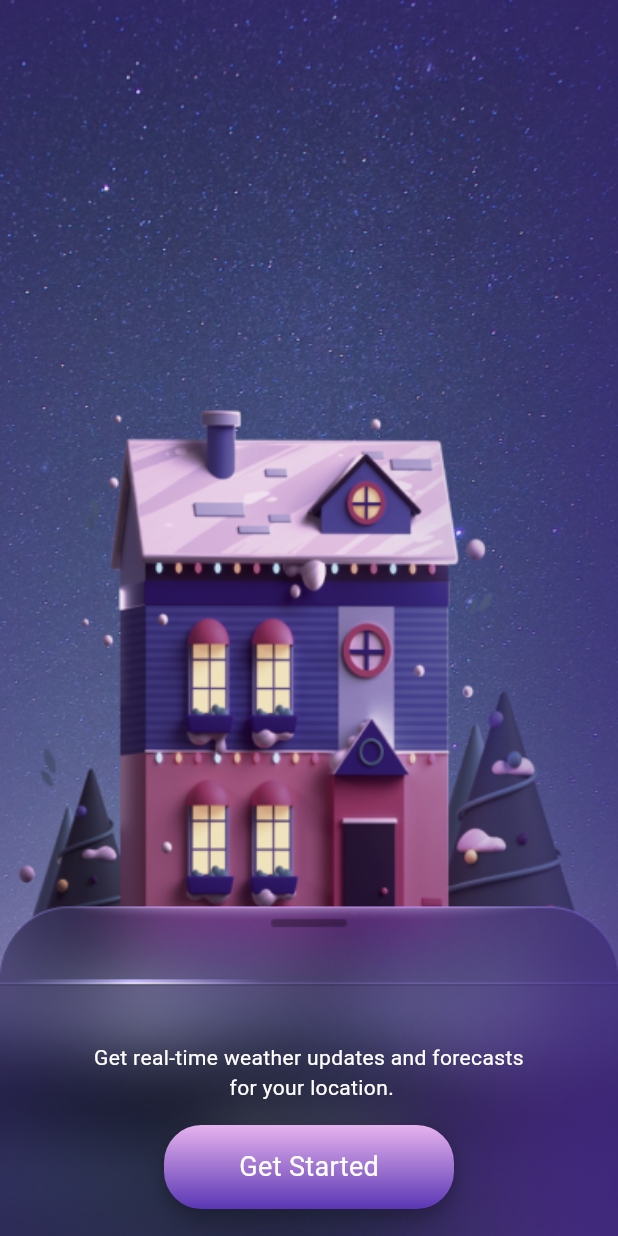
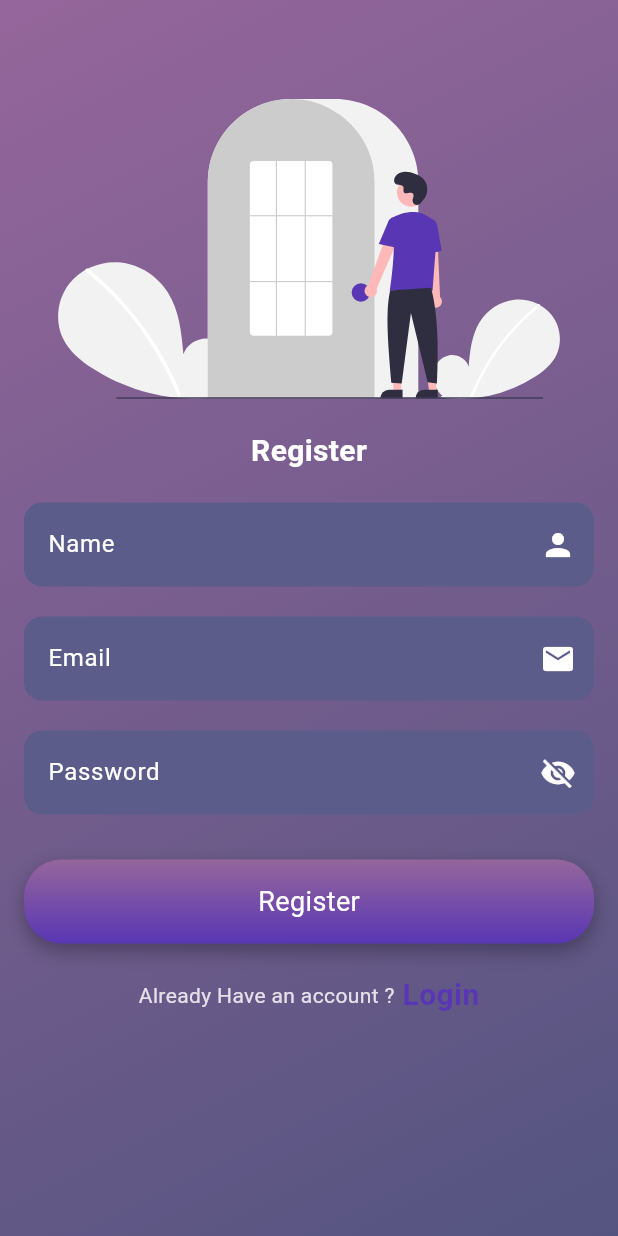
Before and after one commit to salma-elmaghawry/Weather-app-Ai-integration-Cellula, a Flutter app: the OnboardingScreen screen opened directly, after a tap on "Get Started", on a phone screen of 412 x 824 dp. Run offline on Flutter 3.47's test engine with Material 3 defaults, Android fonts, the light colour scheme and no system bars; our stand-ins replace flutter_svg.

Commit message:
✅Login and register Ui

```diff
--- a/lib/core/helper/colors_class.dart
+++ b/lib/core/helper/colors_class.dart
@@ -2,7 +2,11 @@ import 'package:flutter/material.dart';
 
 class MyColors {
   final primaryColor = Color(0xff5936B4);
-  final secondaryColor = Color.fromARGB(255, 231, 179, 238);
+  final secondaryColor = Color.fromARGB(255, 149, 102, 155);
+  final bgColor = Color(0xff2E335A);
+  final c22 = Color.fromARGB(255, 84, 84, 128);
+  final c2 = Color.fromARGB(255, 92, 92, 139);
+  final c3 = Color(0xff48319D);
 }
 //3658B1 C159EC
 //F7CBFD 7758D1
--- a/lib/core/helper/constant.dart
+++ b/lib/core/helper/constant.dart
@@ -2,3 +2,4 @@
 const String bg = "assets/images/bg.png";
 const String home = "assets/images/home.svg";
 const String bg_onboarding = "assets/images/bg_onboarding.png";
+const String signup = "assets/images/signup.svg";
--- /dev/null
+++ b/lib/core/widgets/custom_background.dart
@@ -0,0 +1,33 @@
+import 'package:flutter/material.dart';
+import 'package:weather_app/core/helper/colors_class.dart';
+
+class CustomBackground extends StatelessWidget {
+  Widget? child;
+  CustomBackground({super.key, required this.child});
+
+  @override
+  Widget build(BuildContext context) {
+    return Container(
+        width: double.infinity,
+        height: double.infinity,
+        decoration: BoxDecoration(
+          gradient: LinearGradient(
+            colors: [
+              MyColors().secondaryColor,
+              MyColors().c22, // Add another color for the gradient
+            ],
+            begin: Alignment.topLeft,
+            end: Alignment.bottomRight,
+          ),
+          // Rounded corners
+          boxShadow: [
+            BoxShadow(
+              color: Colors.black.withOpacity(0.9),
+              blurRadius: 10,
+              offset:const  Offset(0, 5), // Shadow position
+            ),
+          ],
+        ),
+        child: child);
+  }
+}
--- a/lib/core/widgets/custom_evaluated_button.dart
+++ b/lib/core/widgets/custom_evaluated_button.dart
@@ -1,25 +1,22 @@
 import 'package:flutter/material.dart';
 import 'package:weather_app/core/helper/colors_class.dart';
 
-class customEvaluatedButton extends StatelessWidget {
-  const customEvaluatedButton({
-    super.key,
-  });
+class CustomEvaluatedButton extends StatelessWidget {
+  void Function()? onTap;
+  String title;
+  CustomEvaluatedButton({super.key, required this.onTap, required this.title});
 
   @override
   Widget build(BuildContext context) {
     return InkWell(
-      onTap: () {
-        // Navigate to the next screen
-      },
+      onTap: onTap,
       child: Container(
         padding: EdgeInsets.symmetric(horizontal: 50, vertical: 15),
         decoration: BoxDecoration(
           gradient: LinearGradient(
             colors: [
               MyColors().secondaryColor,
-              MyColors()
-                  .primaryColor, // Add another color for the gradient
+              MyColors().primaryColor, // Add another color for the gradient
             ],
             begin: Alignment.topCenter,
             end: Alignment.bottomCenter,
@@ -29,15 +26,17 @@ class customEvaluatedButton extends StatelessWidget {
             BoxShadow(
               color: Colors.black.withOpacity(0.3),
               blurRadius: 10,
-              offset: Offset(0, 5), // Shadow position
+              offset: const Offset(0, 5), // Shadow position
             ),
           ],
         ),
-        child: Text(
-          'Get Started',
-          style: TextStyle(
-            color: Colors.white,
-            fontSize: 18,
+        child: Center(
+          child: Text(
+            title,
+            style: const TextStyle(
+              color: Colors.white,
+              fontSize: 18,
+            ),
           ),
         ),
       ),
--- /dev/null
+++ b/lib/core/widgets/custom_textformfield.dart
@@ -0,0 +1,50 @@
+import 'package:flutter/material.dart';
+import 'package:weather_app/core/helper/colors_class.dart';
+
+class CustomTextformfield extends StatelessWidget {
+  final TextEditingController controller;
+  final String label;
+  final String? Function(String?)? validator;
+  final bool obscureText;
+  final TextInputType? keyboardType;
+  Widget? suffixIcon;
+  Widget? prefixIcon;
+  CustomTextformfield(
+      {super.key,
+      required this.controller,
+      required this.label,
+      this.validator,
+      this.suffixIcon,
+      this.obscureText = false,
+      this.keyboardType,
+      this.prefixIcon});
+
+  @override
+  Widget build(BuildContext context) {
+    return TextFormField(
+      controller: controller,
+      cursorColor: MyColors().primaryColor,
+      //decoration
+      decoration: InputDecoration(
+          filled: true,
+          fillColor: MyColors().c2,
+          labelText: label,
+          labelStyle: const TextStyle(color: Colors.white),
+          suffixIcon: suffixIcon,
+          prefixIcon: prefixIcon,
+          border: OutlineInputBorder(
+              borderRadius: BorderRadius.circular(12),
+              borderSide: BorderSide.none),
+          focusedBorder: OutlineInputBorder(
+            borderRadius: BorderRadius.circular(12),
+            borderSide: BorderSide(
+              color: MyColors().primaryColor,
+              width: 2.0,
+            ),
+          )),
+
+      obscureText: obscureText,
+      validator: validator,
+    );
+  }
+}
--- /dev/null
+++ b/lib/core/widgets/line_with_action.dart
@@ -0,0 +1,35 @@
+import 'package:flutter/material.dart';
+import 'package:weather_app/core/helper/colors_class.dart';
+
+class LineWithAction extends StatelessWidget {
+  String title;
+  String actionName;
+  void Function()? onTap;
+
+  LineWithAction({
+    required this.actionName,
+    required this.onTap,
+    required this.title,
+    super.key,
+  });
+
+  @override
+  Widget build(BuildContext context) {
+    return Row(
+      mainAxisAlignment: MainAxisAlignment.center,
+      children: [
+        Text(title),
+        GestureDetector(
+          onTap: onTap,
+          child: Text(
+            actionName,
+            style: TextStyle(
+                color: MyColors().primaryColor,
+                fontSize: 20,
+                fontWeight: FontWeight.bold),
+          ),
+        ),
+      ],
+    );
+  }
+}
--- a/lib/features/Auth/presentation/screens/onboarding_screen.dart
+++ b/lib/features/Auth/presentation/screens/onboarding_screen.dart
@@ -1,8 +1,7 @@
 import 'package:flutter/material.dart';
-import 'package:flutter_svg/flutter_svg.dart';
-import 'package:weather_app/core/helper/colors_class.dart';
 import 'package:weather_app/core/helper/constant.dart';
 import 'package:weather_app/core/widgets/custom_evaluated_button.dart';
+import 'package:weather_app/features/Auth/presentation/screens/register_screen.dart';
 
 class OnboardingScreen extends StatelessWidget {
   const OnboardingScreen({super.key});
@@ -19,13 +18,13 @@ class OnboardingScreen extends StatelessWidget {
           fit: BoxFit.cover,
         ),
       ),
-      child: const Padding(
+      child: Padding(
         padding: const EdgeInsets.all(15),
         child: Column(
           crossAxisAlignment: CrossAxisAlignment.center,
           children: [
-            SizedBox(height: 680),
-            Text(
+            const SizedBox(height: 680),
+            const Text(
               'Get real-time weather updates and forecasts\n for your location.',
               style: TextStyle(
                 color: Colors.white,
@@ -33,10 +32,19 @@ class OnboardingScreen extends StatelessWidget {
               ),
               textAlign: TextAlign.center,
             ),
-            SizedBox(
+            const SizedBox(
               height: 15,
             ),
-            customEvaluatedButton(),
+            CustomEvaluatedButton(
+                title: "Get Started",
+                onTap: () {
+                  Navigator.pushAndRemoveUntil(
+                      context,
+                      MaterialPageRoute(
+                        builder: (BuildContext context) => RegisterScreen(),
+                      ),
+                      (route) => false);
+                }),
           ],
         ),
       ),
--- a/lib/features/Auth/presentation/screens/register_screen.dart
+++ b/lib/features/Auth/presentation/screens/register_screen.dart
@@ -0,0 +1,127 @@
+import 'package:flutter/material.dart';
+import 'package:flutter_svg/flutter_svg.dart';
+import 'package:weather_app/core/helper/constant.dart';
+import 'package:weather_app/core/widgets/custom_background.dart';
+import 'package:weather_app/core/widgets/custom_evaluated_button.dart';
+import 'package:weather_app/core/widgets/custom_textformfield.dart';
+import 'package:weather_app/core/widgets/line_with_action.dart';
+import 'package:weather_app/features/Auth/presentation/screens/login_screen.dart';
+import 'package:weather_app/features/home/presentation/screens/home_screen.dart';
+
+class RegisterScreen extends StatefulWidget {
+  RegisterScreen({super.key});
+
+  @override
+  State<RegisterScreen> createState() => _RegisterScreenState();
+}
+
+class _RegisterScreenState extends State<RegisterScreen> {
+  final formKey = GlobalKey<FormState>();
+
+  final TextEditingController name = TextEditingController();
+
+  final TextEditingController password = TextEditingController();
+  final TextEditingController email = TextEditingController();
+
+  bool obscurePassword = true;
+
+  @override
+  Widget build(BuildContext context) {
+    return Scaffold(
+      body: CustomBackground(
+          child: Form(
+        key: formKey,
+        child: Padding(
+          padding: const EdgeInsets.all(16.0),
+          child: ListView(children: [
+            const SizedBox(
+              height: 50,
+            ),
+            SvgPicture.asset(signup, height: 200, width: 200),
+            const SizedBox(
+              height: 20,
+            ),
+            const Center(
+              child: Text(
+                "Register",
+                style: TextStyle(
+                    fontSize: 20,
+                    color: Colors.white,
+                    fontWeight: FontWeight.bold),
+              ),
+            ),
+            const SizedBox(
+              height: 20,
+            ),
+            CustomTextformfield(
+              controller: name,
+              label: "Name",
+              suffixIcon: const Icon(
+                Icons.person,
+                color: Colors.white,
+              ),
+            ),
+            const SizedBox(
+              height: 20,
+            ),
+            CustomTextformfield(
+              controller: email,
+              label: "Email",
+              suffixIcon: const Icon(
+                Icons.email,
+                color: Colors.white,
+              ),
+            ),
+            const SizedBox(
+              height: 20,
+            ),
+            CustomTextformfield(
+              controller: password,
+              label: "Password",
+              obscureText: obscurePassword,
+              suffixIcon: IconButton(
+                color: Colors.white,
+                icon: Icon(
+                    obscurePassword ? Icons.visibility_off : Icons.visibility),
+                onPressed: () {
+                  setState(() {
+                    obscurePassword = !obscurePassword;
+                  });
+                },
+              ),
+            ),
+            const SizedBox(
+              height: 30,
+            ),
+            CustomEvaluatedButton(
+              title: "Register",
+              onTap: () {
+                Navigator.pushAndRemoveUntil(
+                  context,
+                  MaterialPageRoute(
+                      builder: (context) =>
+                          const HomeScreen()), // Create a Route
+                  (route) => false,
+                );
+              },
+            ),
+            const SizedBox(
+              height: 20,
+            ),
+            LineWithAction(
+              title: "Already Have an account ?",
+              actionName: " Login",
+              onTap: () {
+                Navigator.push(
+                  context,
+                  MaterialPageRoute(
+                      builder: (context) => LoginScreen()), // Create a Route
+                );
+              },
+            ),
+          ]),
+        ),
+      )),
+    );
+  }
+}
```
Also changed, not shown: lib/features/Auth/presentation/screens/login_screen.dart (+119 -0 lines), lib/features/home/presentation/screens/home_screen.dart (added, +25 -0 lines), lib/main.dart (+4 -4 lines), assets/images/signup.svg (added).
